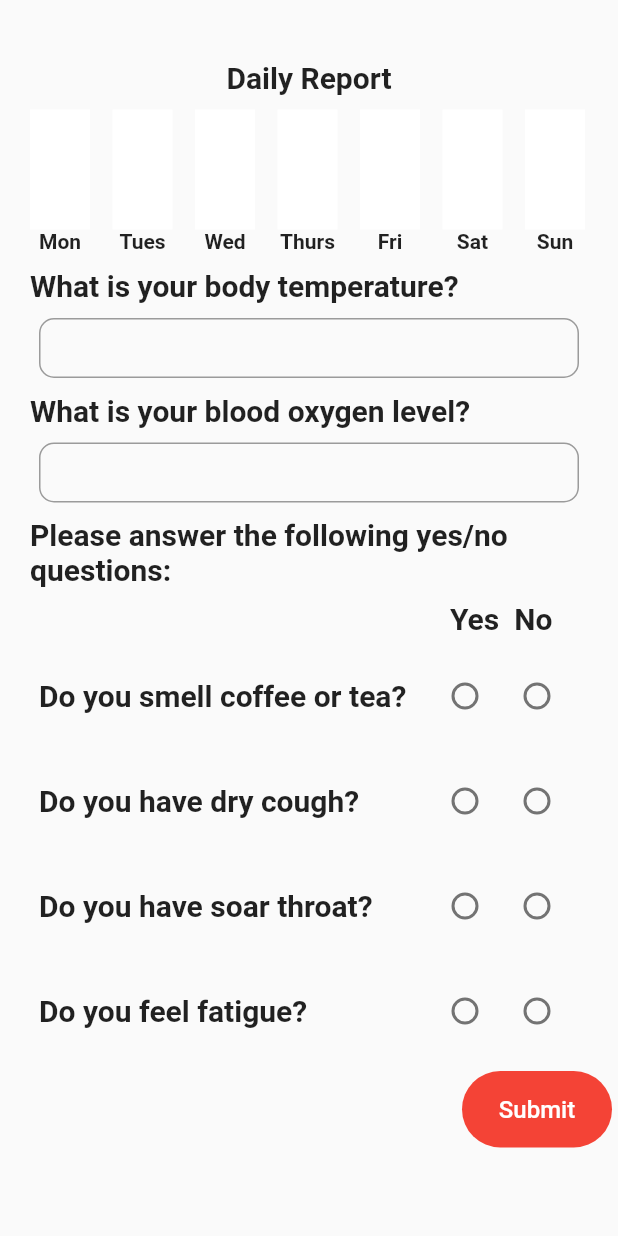
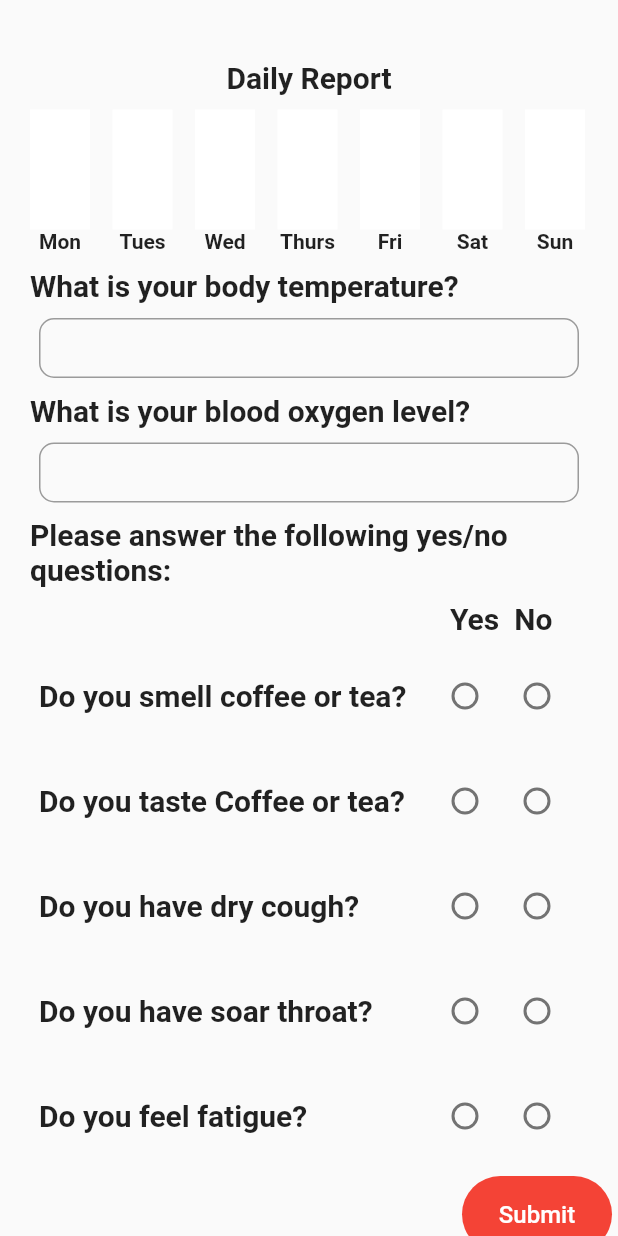
Before and after one commit to devenderbutani21/coronaVirusHomeChckup, a Flutter app: the screen it shows after launch, on a phone screen of 412 x 824 dp. Run offline on Flutter 3.47's test engine with Material 2 defaults, Android fonts, the phone set to English and light mode, and no system bars; Roboto replaces fonts that are missing (Arial).

Commit message:
Question added

```diff
--- a/lib/screens/questionnaire_screen.dart
+++ b/lib/screens/questionnaire_screen.dart
@@ -17,6 +17,7 @@ class _QuestionnaireScreenState extends State<QuestionnaireScreen> {
 
   var arr = [
     'Do you smell coffee or tea?',
+    'Do you taste Coffee or tea?',
     'Do you have dry cough?',
     'Do you have soar throat?',
     'Do you feel fatigue?'
```
